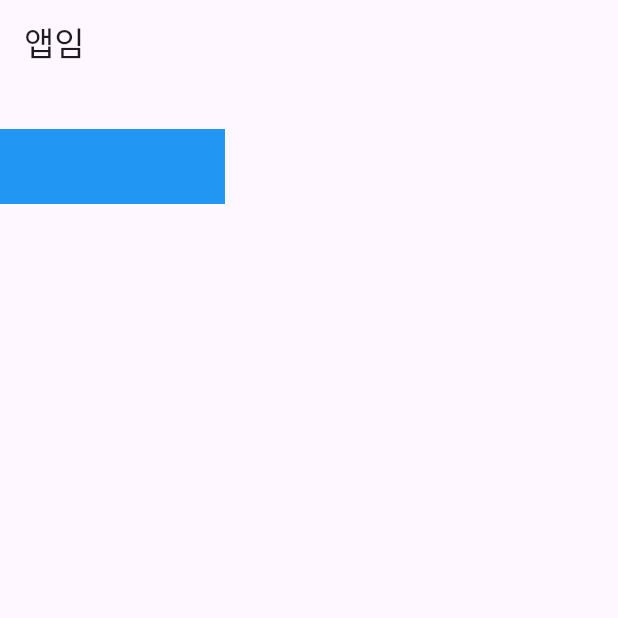
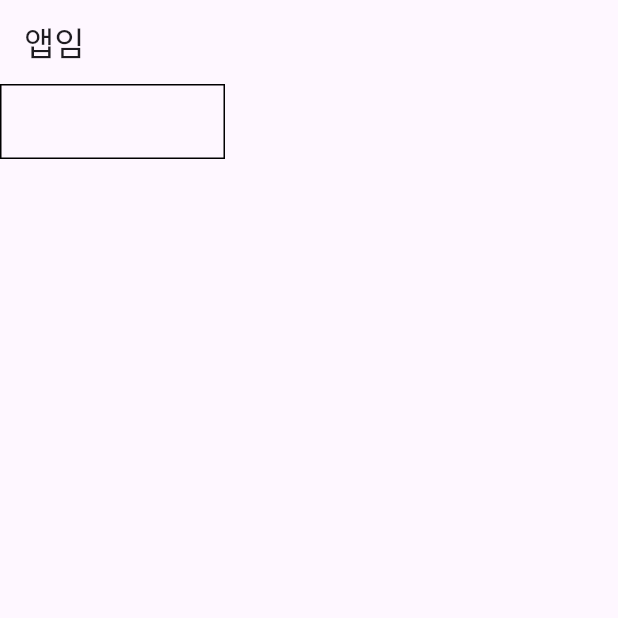
Before and after one commit to ddanu112/flutter-applecoding-study, a Flutter app: the screen it shows after launch, on a phone screen of 412 x 824 dp, the top half of it. Run offline on Flutter 3.47's test engine with Material 3 defaults, Android fonts, the phone set to English and light mode, and no system bars.

Commit message:
decoration 쓰는것 테두리 색상

```diff
--- a/lib/main.dart
+++ b/lib/main.dart
@@ -13,12 +13,12 @@ class MyApp extends StatelessWidget {
       home: Scaffold(
         appBar: AppBar( title: Text('앱임')),
         body: Container(
-          width: 150, height: 50, color: Colors.blue,
-          margin: EdgeInsets.fromLTRB(0, 30, 0, 0)
-
-
-        )
-      )
+          width: 150, height: 50,
+          decoration: BoxDecoration(
+            border: Border.all(color: Colors.black)
+          ),
+        ),
+      ),
     );
   }
 }
```
